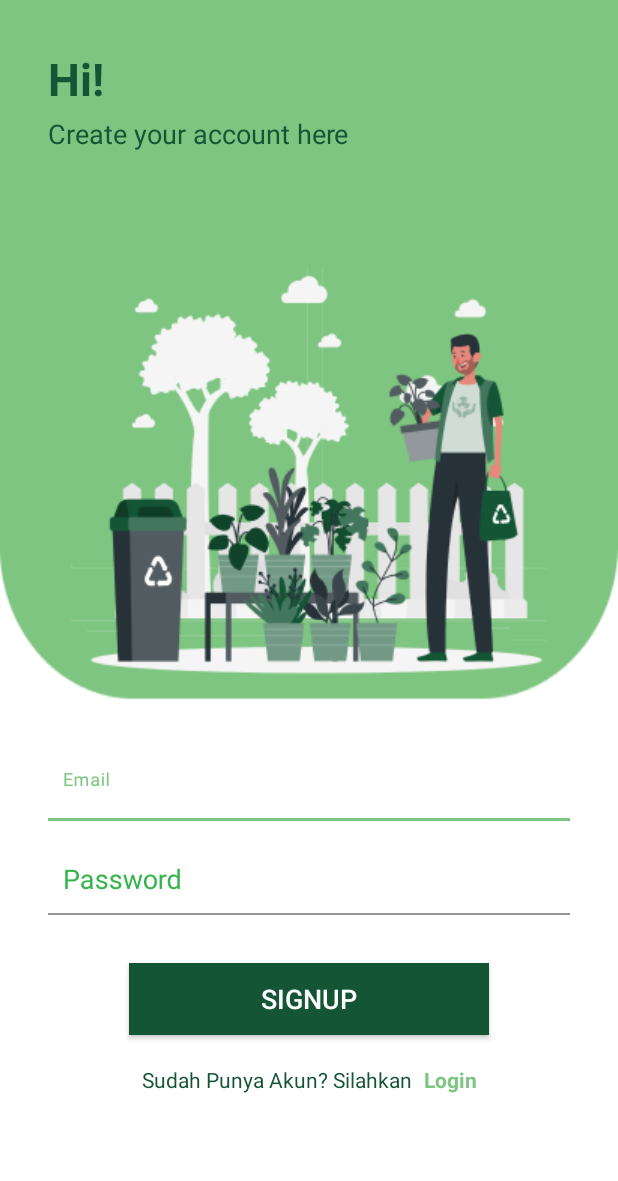
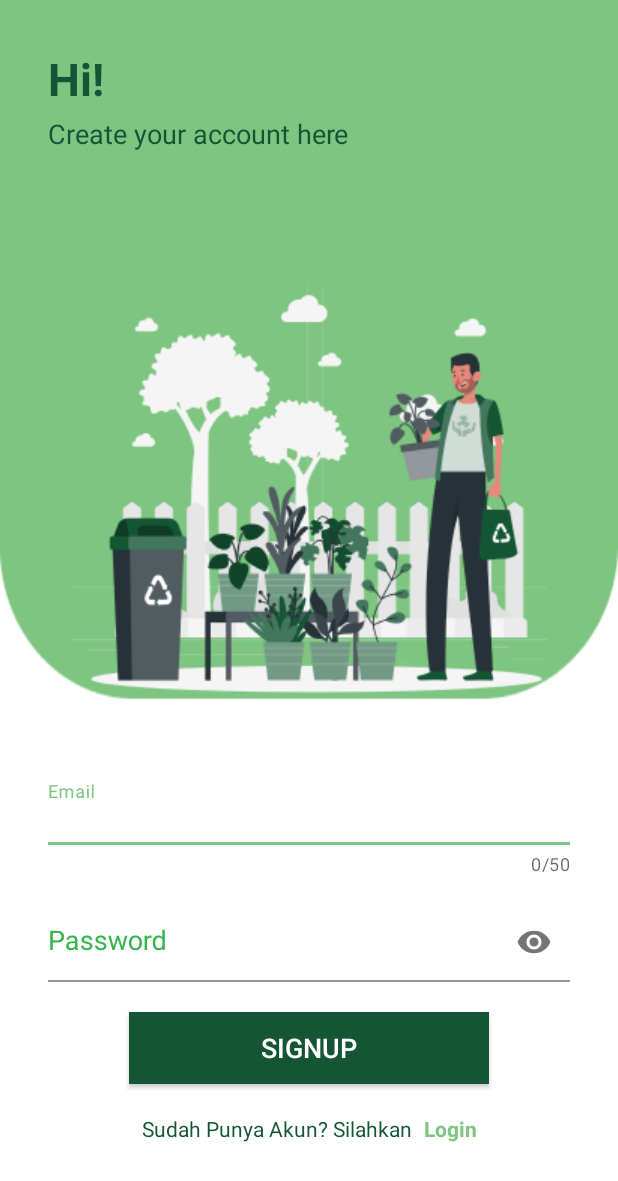
Before and after one commit to yulicahyani/TEAM-CSD-011, an Android app: the SignupActivity screen opened directly, with no data from a screen before it, on a phone screen of 412 x 824 dp. Shown: the top 1181 px of the screen. Run offline under Robolectric (Android 15) with nearby library versions, the phone set to English and light mode, and no system bars.

Commit message:
memperbaiki tampilan input (EditText) pada fitur login dan signup

```diff
--- a/Miracle/app/src/main/res/layout/activity_signup.xml
+++ b/Miracle/app/src/main/res/layout/activity_signup.xml
@@ -48,7 +48,7 @@
         app:layout_constraintHorizontal_bias="0.0"
         app:layout_constraintStart_toStartOf="parent"
         app:layout_constraintTop_toTopOf="parent"
-        app:layout_constraintVertical_bias="0.327" />
+        app:layout_constraintVertical_bias="0.35" />
 
     <com.google.android.material.textfield.TextInputLayout
         android:id="@+id/et_email"
@@ -57,19 +57,22 @@
         android:textColorHint="@color/medium_green"
         android:theme="@style/Theme.Miracle.MyEditTextTheme"
         app:layout_constraintBottom_toBottomOf="parent"
+        android:layout_marginStart="32dp"
+        android:layout_marginEnd="32dp"
         app:layout_constraintEnd_toEndOf="parent"
         app:layout_constraintHorizontal_bias="0.0"
         app:layout_constraintStart_toStartOf="parent"
         app:layout_constraintTop_toTopOf="parent"
-        app:layout_constraintVertical_bias="0.645">
+        app:layout_constraintVertical_bias="0.68"
+        app:counterEnabled="true"
+        app:counterMaxLength="50">
 
         <EditText
             android:id="@+id/et_email_et"
             android:layout_width="match_parent"
             android:layout_height="wrap_content"
-            android:layout_marginStart="32dp"
-            android:layout_marginEnd="32dp"
-            android:padding="10dp"
+            android:paddingTop="28dp"
+            android:textColor="@color/dark_green"
             android:ems="10"
             android:background="@color/white"
             android:hint="@string/email"
@@ -86,16 +89,16 @@
         android:textColorHint="@color/medium_green"
         app:layout_constraintEnd_toEndOf="@+id/et_email"
         app:layout_constraintStart_toStartOf="@+id/et_email"
-        app:layout_constraintTop_toBottomOf="@+id/et_email">
+        app:layout_constraintTop_toBottomOf="@+id/et_email"
+        app:passwordToggleEnabled="true">
 
         <EditText
             android:id="@+id/et_password"
             android:layout_width="match_parent"
             android:layout_height="wrap_content"
-            android:layout_marginStart="32dp"
-            android:layout_marginEnd="32dp"
             android:ems="10"
-            android:padding="10dp"
+            android:paddingTop="28dp"
+            android:textColor="@color/dark_green"
             android:hint="@string/password"
             android:background="@color/white"
             android:inputType="textPassword" />
@@ -128,7 +131,7 @@
         android:layout_width="0dp"
         android:layout_height="wrap_content"
         android:layout_marginStart="86dp"
-        android:layout_marginTop="32dp"
+        android:layout_marginTop="20dp"
         android:layout_marginEnd="86dp"
         android:background="@drawable/bg_btn_dark"
         android:paddingVertical="10dp"
@@ -137,7 +140,7 @@
         android:textSize="18sp"
         app:layout_constraintEnd_toEndOf="parent"
         app:layout_constraintHorizontal_bias="0.0"
-        app:layout_constraintStart_toStartOf="@+id/textInputLayout"
+        app:layout_constraintStart_toStartOf="parent"
         app:layout_constraintTop_toBottomOf="@+id/textInputLayout" />
 
     <include
--- a/Miracle/app/src/main/res/values-night/themes.xml
+++ b/Miracle/app/src/main/res/values-night/themes.xml
@@ -2,8 +2,8 @@
     <!-- Base application theme. -->
     <style name="Theme.Miracle" parent="Theme.MaterialComponents.DayNight.DarkActionBar">
         <!-- Primary brand color. -->
-        <item name="colorPrimary">@color/purple_200</item>
-        <item name="colorPrimaryVariant">@color/purple_700</item>
+        <item name="colorPrimary">@color/light_green</item>
+        <item name="colorPrimaryVariant">@color/light_green</item>
         <item name="colorOnPrimary">@color/black</item>
         <!-- Secondary brand color. -->
         <item name="colorSecondary">@color/teal_200</item>
```
Also changed, not shown: Miracle/app/src/main/res/layout/activity_login.xml (+16 -15 lines).
